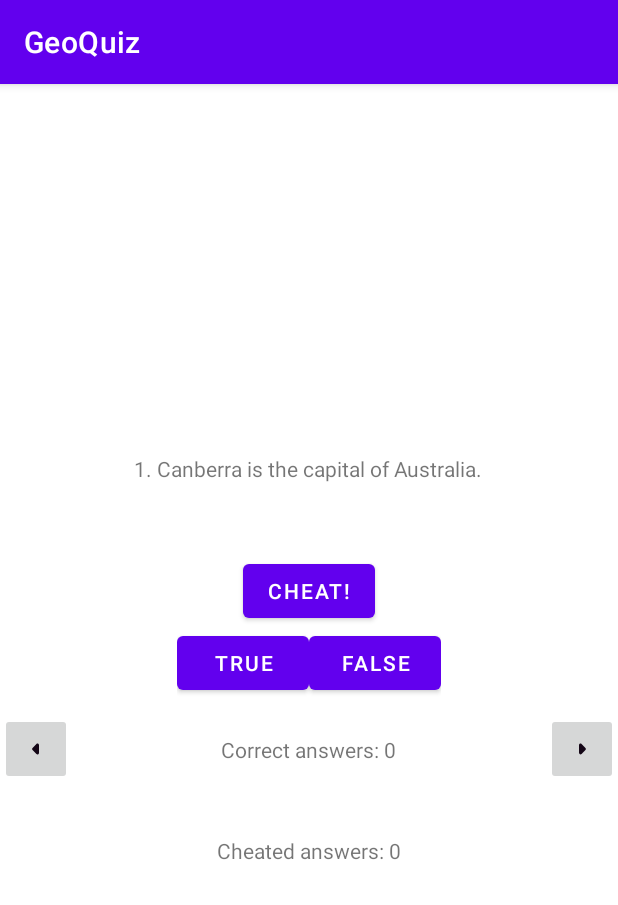
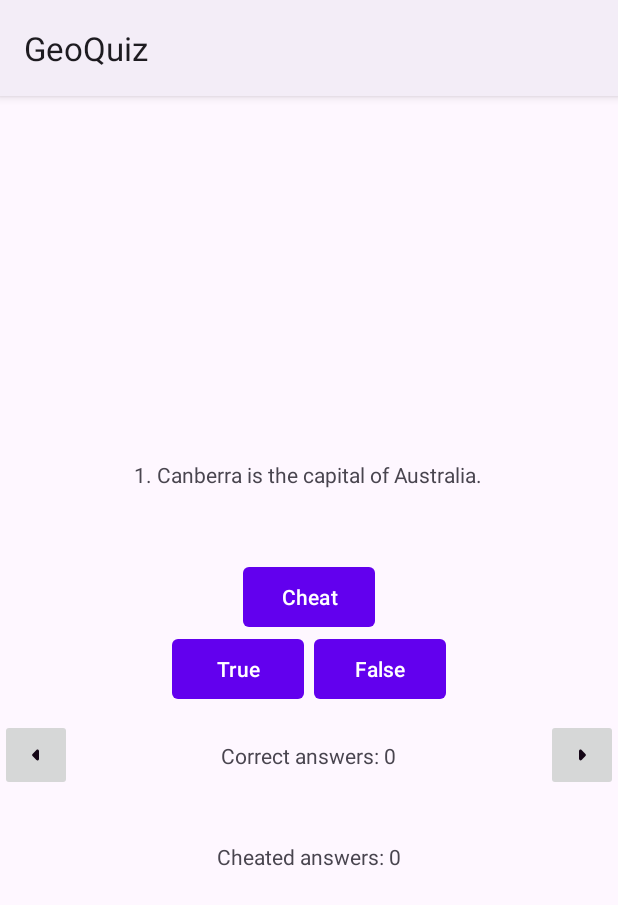
Before and after one commit to dyats/GeoQuiz, an Android app: the screen it shows after launch (MainActivity), on a phone screen of 412 x 824 dp. Shown: the top 905 px of the screen. Run offline under Robolectric (Android 15) with nearby library versions, the light colour scheme and no system bars.

Commit message:
Updated dependencies & switched to Material You design

```diff
--- a/app/src/main/AndroidManifest.xml
+++ b/app/src/main/AndroidManifest.xml
@@ -9,8 +9,8 @@
         android:roundIcon="@mipmap/ic_launcher_round"
         android:supportsRtl="true"
         android:theme="@style/Theme.GeoQuiz">
-        <activity android:name=".activities.CheatActivity"></activity>
-        <activity android:name=".activities.MainActivity">
+        <activity android:name=".activities.CheatActivity" />
+        <activity android:name=".activities.MainActivity" android:exported="true">
             <intent-filter>
                 <action android:name="android.intent.action.MAIN" />
 
--- a/app/src/main/res/layout-land/activity_main.xml
+++ b/app/src/main/res/layout-land/activity_main.xml
@@ -12,7 +12,8 @@
         android:layout_height="wrap_content"
         android:layout_gravity="bottom|center_horizontal"
         android:layout_marginBottom="60dp"
-        android:text="@string/cheat_button" />
+        android:text="@string/cheat_button"
+        app:cornerRadius="4dp" />
 
     <TextView
         android:id="@+id/question_text_view"
@@ -30,13 +31,17 @@
             android:id="@+id/true_button"
             android:layout_width="wrap_content"
             android:layout_height="wrap_content"
-            android:text="@string/true_button"/>
+            android:text="@string/true_button"
+            android:layout_marginEnd="3dp"
+            app:cornerRadius="4dp"/>
 
         <Button
             android:id="@+id/false_button"
             android:layout_width="wrap_content"
             android:layout_height="wrap_content"
-            android:text="@string/false_button"/>
+            android:text="@string/false_button"
+            android:layout_marginStart="3dp"
+            app:cornerRadius="4dp"/>
     </LinearLayout>
 
     <RelativeLayout
--- a/app/src/main/res/layout/activity_cheat.xml
+++ b/app/src/main/res/layout/activity_cheat.xml
@@ -1,5 +1,6 @@
 <?xml version="1.0" encoding="utf-8"?>
 <LinearLayout xmlns:android="http://schemas.android.com/apk/res/android"
+    xmlns:app="http://schemas.android.com/apk/res-auto"
     xmlns:tools="http://schemas.android.com/tools"
     android:layout_width="match_parent"
     android:layout_height="match_parent"
@@ -21,5 +22,6 @@
         android:id="@+id/show_answer_button"
         android:layout_width="wrap_content"
         android:layout_height="wrap_content"
-        android:text="@string/show_answer_button"/>
+        android:text="@string/show_answer_button"
+        app:cornerRadius="4dp"/>
 </LinearLayout>
--- a/app/src/main/res/layout/activity_main.xml
+++ b/app/src/main/res/layout/activity_main.xml
@@ -21,7 +21,8 @@
         android:layout_width="wrap_content"
         android:layout_height="wrap_content"
         android:layout_marginTop="24dp"
-        android:text="@string/cheat_button" />
+        android:text="@string/cheat_button"
+        app:cornerRadius="4dp"/>
 
     <LinearLayout
         android:layout_width="wrap_content"
@@ -31,13 +32,17 @@
             android:id="@+id/true_button"
             android:layout_width="wrap_content"
             android:layout_height="wrap_content"
-            android:text="@string/true_button"/>
+            android:text="@string/true_button"
+            android:layout_marginEnd="3dp"
+            app:cornerRadius="4dp"/>
 
         <Button
             android:id="@+id/false_button"
             android:layout_width="wrap_content"
             android:layout_height="wrap_content"
-            android:text="@string/false_button"/>
+            android:text="@string/false_button"
+            android:layout_marginStart="3dp"
+            app:cornerRadius="4dp"/>
     </LinearLayout>
 
     <FrameLayout
--- a/app/src/main/res/values-night/themes.xml
+++ b/app/src/main/res/values-night/themes.xml
@@ -1,6 +1,6 @@
 <resources xmlns:tools="http://schemas.android.com/tools">
     <!-- Base application theme. -->
-    <style name="Theme.GeoQuiz" parent="Theme.MaterialComponents.DayNight.DarkActionBar">
+    <style name="Theme.GeoQuiz" parent="Theme.Material3.DayNight">
         <!-- Primary brand color. -->
         <item name="colorPrimary">@color/purple_200</item>
         <item name="colorPrimaryVariant">@color/purple_700</item>
--- a/app/src/main/res/values/strings.xml
+++ b/app/src/main/res/values/strings.xml
@@ -3,8 +3,8 @@
 
     <string name="next_button">Next</string>
     <string name="prev_button">Previous</string>
-    <string name="true_button">true</string>
-    <string name="false_button">false</string>
+    <string name="true_button">True</string>
+    <string name="false_button">False</string>
 
     <string name="correct_toast">Correct!</string>
     <string name="incorrect_toast">Incorrect!</string>
@@ -21,6 +21,6 @@
 
     <string name="warning_text">Are you sure you want to do this?</string>
     <string name="show_answer_button">Show Answer</string>
-    <string name="cheat_button">Cheat!</string>
+    <string name="cheat_button">Cheat</string>
     <string name="judgment_toast">Cheating is wrong.</string>
 </resources>
--- a/app/src/main/res/values/themes.xml
+++ b/app/src/main/res/values/themes.xml
@@ -1,6 +1,6 @@
 <resources xmlns:tools="http://schemas.android.com/tools">
     <!-- Base application theme. -->
-    <style name="Theme.GeoQuiz" parent="Theme.MaterialComponents.DayNight.DarkActionBar">
+    <style name="Theme.GeoQuiz" parent="Theme.Material3.DayNight">
         <!-- Primary brand color. -->
         <item name="colorPrimary">@color/purple_500</item>
         <item name="colorPrimaryVariant">@color/purple_700</item>
--- a/build.gradle
+++ b/build.gradle
@@ -1,12 +1,12 @@
 // Top-level build file where you can add configuration options common to all sub-projects/modules.
 buildscript {
-    ext.kotlin_version = "1.4.32"
+    ext.kotlin_version = "1.6.0"
     repositories {
         google()
         jcenter()
     }
     dependencies {
-        classpath 'com.android.tools.build:gradle:4.2.1'
+        classpath 'com.android.tools.build:gradle:7.0.0'
         classpath "org.jetbrains.kotlin:kotlin-gradle-plugin:$kotlin_version"
 
         // NOTE: Do not place your application dependencies here; they belong
```
Also changed, not shown: app/build.gradle (+9 -9 lines), gradle/wrapper/gradle-wrapper.properties.
